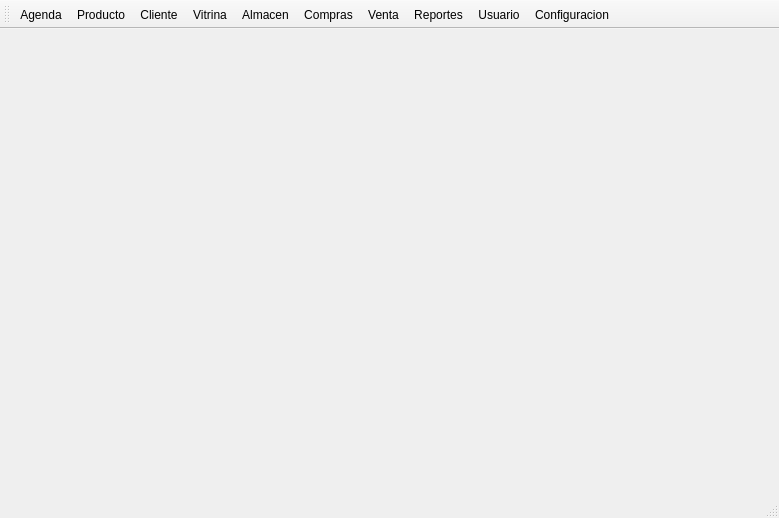
Before: the Qt Designer form mainwindow.ui in rodety/Jireh, drawn with Qt 5.
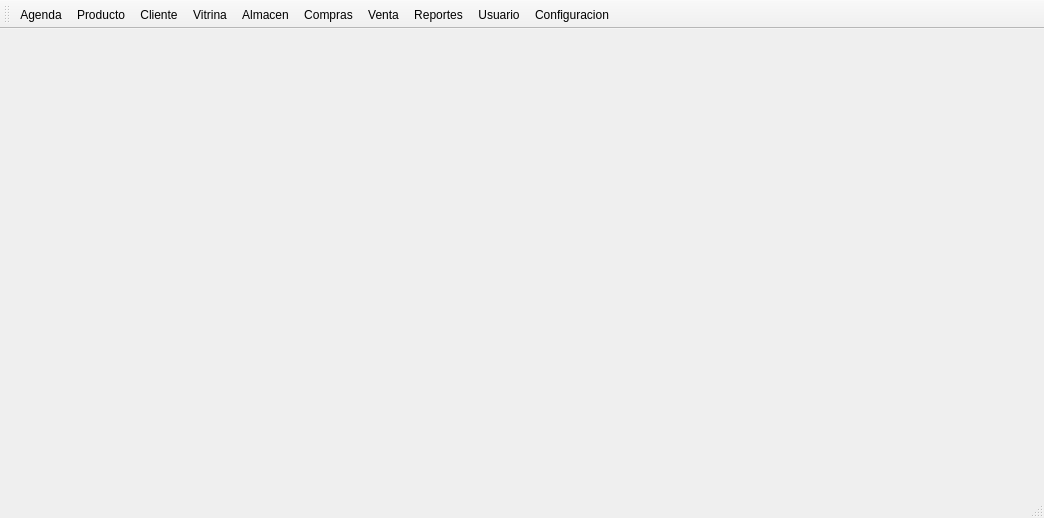
After: the same form once the commit is applied. Icons and pictures are not drawn.

```diff
--- a/mainwindow.ui
+++ b/mainwindow.ui
@@ -6,7 +6,7 @@
    <rect>
     <x>0</x>
     <y>0</y>
-    <width>779</width>
+    <width>1044</width>
     <height>518</height>
    </rect>
   </property>
```
Left out of the diff: 2 changed lines with no effect on the pictures.
